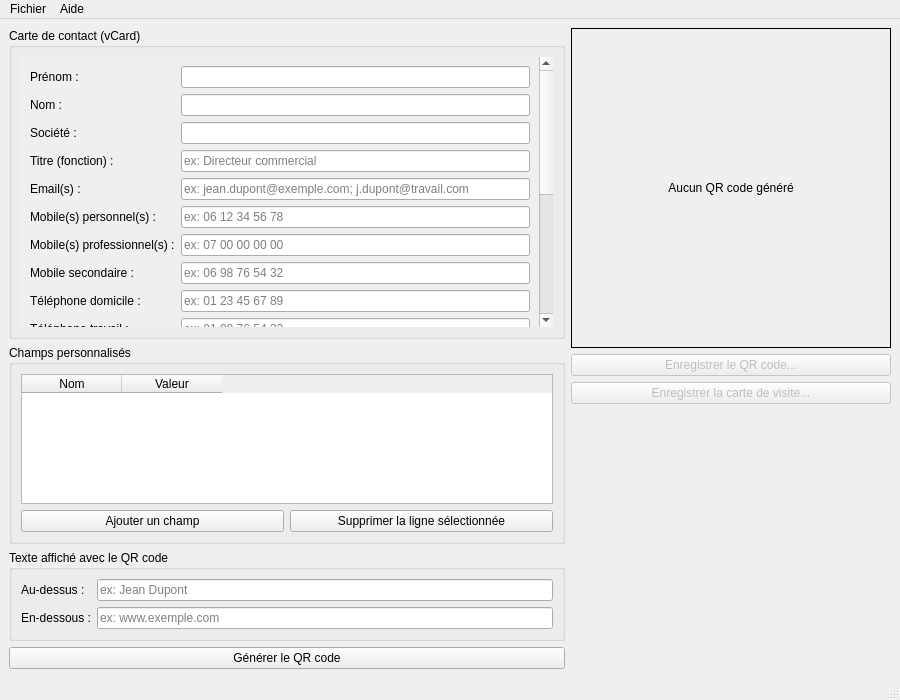
Before: the Qt Designer form ui/main_window.ui in goncalvesjp/qrcodePy, drawn with Qt 5.
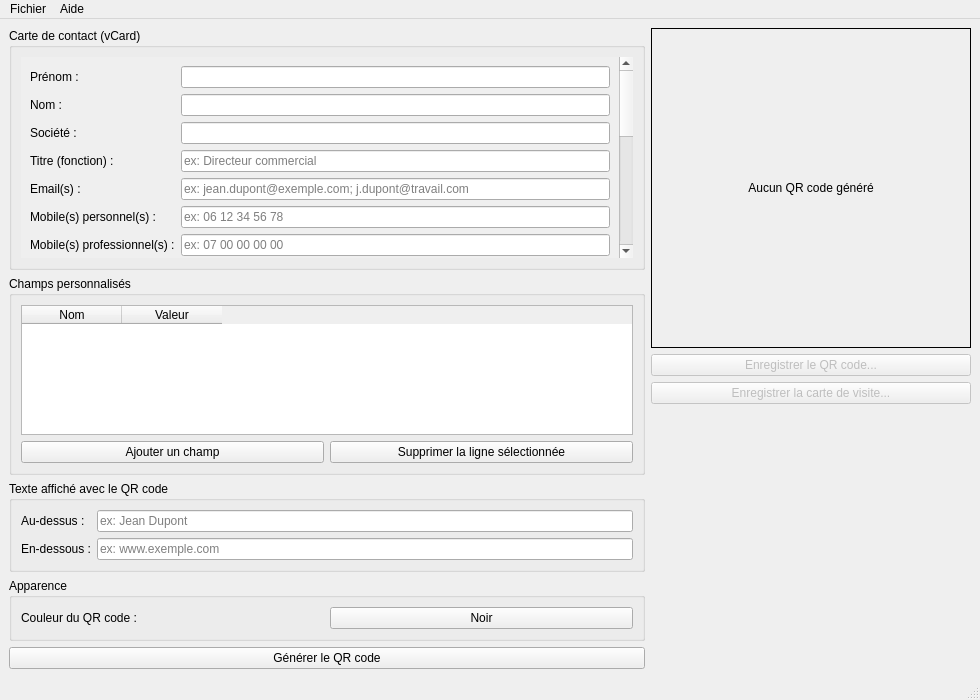
After: the same form once the commit is applied.

Commit message: couleur du qrcode et taille des champs

```diff
--- a/ui/main_window.ui
+++ b/ui/main_window.ui
@@ -6,7 +6,7 @@
    <rect>
     <x>0</x>
     <y>0</y>
-    <width>900</width>
+    <width>980</width>
     <height>700</height>
    </rect>
   </property>
@@ -86,6 +86,12 @@
              </item>
              <item row="4" column="1">
               <widget class="QLineEdit" name="emails_edit">
+               <property name="minimumSize">
+                <size>
+                 <width>380</width>
+                 <height>0</height>
+                </size>
+               </property>
                <property name="placeholderText">
                 <string>ex: jean.dupont@exemple.com; j.dupont@travail.com</string>
                </property>
@@ -324,6 +330,29 @@
         </layout>
        </widget>
       </item>
+      <item>
+       <widget class="QGroupBox" name="apparence_group">
+        <property name="title">
+         <string>Apparence</string>
+        </property>
+        <layout class="QHBoxLayout" name="apparenceLayout">
+         <item>
+          <widget class="QLabel" name="couleur_label">
+           <property name="text">
+            <string>Couleur du QR code :</string>
+           </property>
+          </widget>
+         </item>
+         <item>
+          <widget class="QPushButton" name="couleur_button">
+           <property name="text">
+            <string>Noir</string>
+           </property>
+          </widget>
+         </item>
+        </layout>
+       </widget>
+      </item>
       <item>
        <widget class="QPushButton" name="generer_button">
         <property name="text">
@@ -399,7 +428,7 @@
     <rect>
      <x>0</x>
      <y>0</y>
-     <width>900</width>
+     <width>980</width>
      <height>24</height>
     </rect>
    </property>
```
The commit also changes 7 other files.
